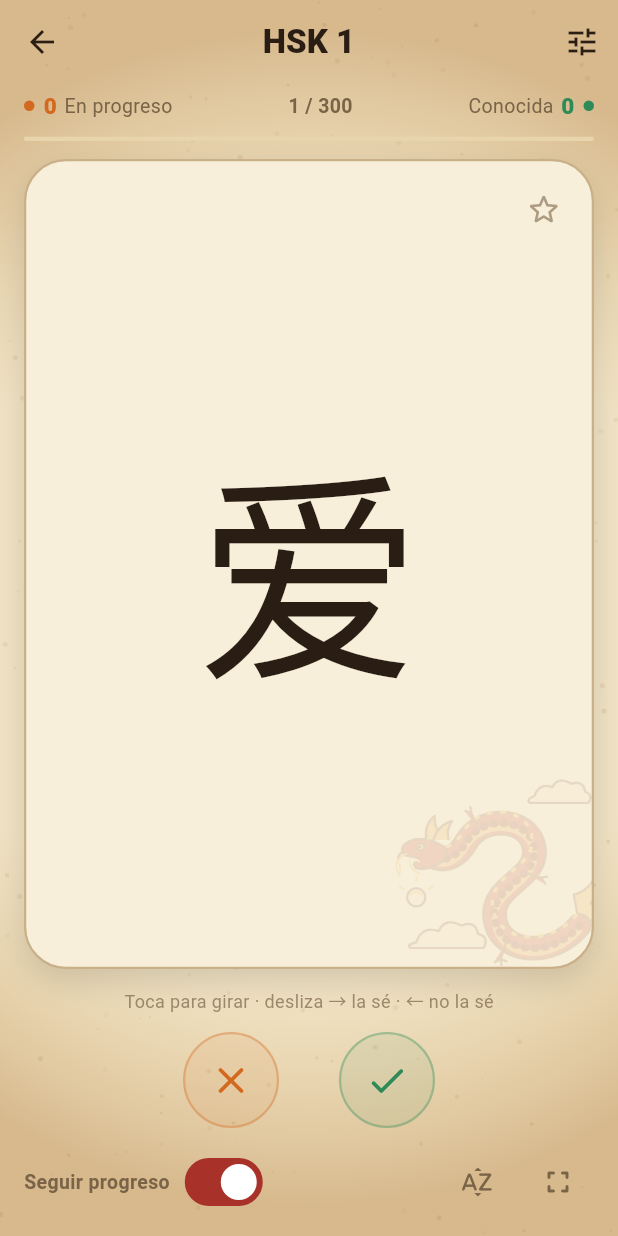
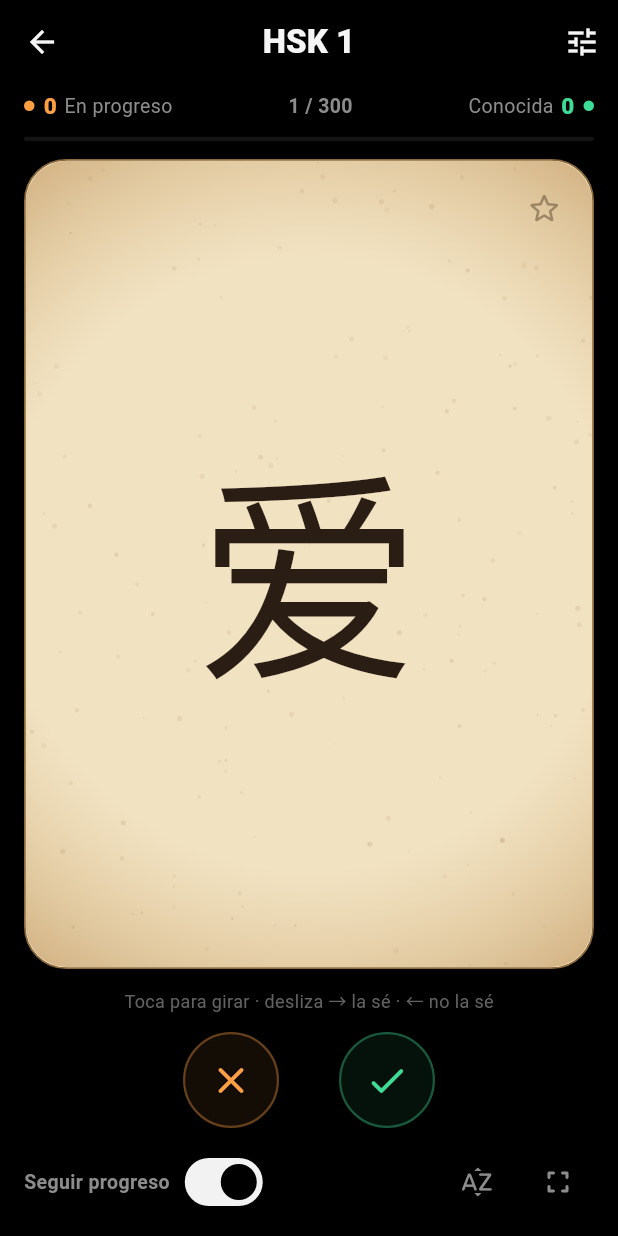
Before and after one commit to LucasLugoData/DingDong, a Flutter app: the DynastyShell screen opened directly, after a tap on "HSK 1", on a phone screen of 412 x 824 dp. Run offline on Flutter 3.47's test engine with Material 3 defaults, Android fonts, the phone set to English and light mode, and no system bars; our stand-ins replace shared_preferences; accounts and stored records are empty.

Commit message:
Tema negro minimalista; papiro solo en las tarjetas; quitar ilustraciones
Co-Authored-By: Claude Opus 5.5 <noreply@anthropic.com>
Claude-Session: https://claude.ai/code/session_01At345aEwavmgpjwZtcfQ4n

```diff
--- a/lib/dynasty/cards_home.dart
+++ b/lib/dynasty/cards_home.dart
@@ -30,12 +30,6 @@ class CardsHome extends StatelessWidget {
       return ListView(
         padding: const EdgeInsets.fromLTRB(16, 12, 16, 24),
         children: [
-          ClipRRect(
-            borderRadius: BorderRadius.circular(18),
-            child: Image.asset('assets/art/pagoda.png', fit: BoxFit.cover,
-              height: 130, width: double.infinity, filterQuality: FilterQuality.medium),
-          ),
-          const SizedBox(height: 14),
           _SolitaireBanner(
             seenCount: seenWords.length,
             locked: store.player.xp < solitaireXp,
@@ -108,7 +102,7 @@ class _Block extends StatelessWidget {
                 for (final medal in medals)
                   Padding(
                     padding: const EdgeInsets.only(left: 7),
-                    child: Icon(Icons.circle, size: 13, color: store.player.medals.contains(medal.id) ? medal.color : AppColors.bg),
+                    child: Icon(Icons.circle, size: 13, color: store.player.medals.contains(medal.id) ? medal.color : AppColors.line),
                   ),
               ],
             ]),
@@ -132,42 +126,34 @@ class _SolitaireBanner extends StatelessWidget {
   @override
   Widget build(BuildContext context) {
     final enabled = !locked && seenCount > 0;
+    final fg = enabled ? AppColors.text : AppColors.muted;
     return Material(
-      color: Colors.transparent,
+      color: AppColors.surface,
+      shape: RoundedRectangleBorder(
+        borderRadius: BorderRadius.circular(16),
+        side: BorderSide(color: enabled ? AppColors.gold : AppColors.line),
+      ),
       child: InkWell(
         key: const ValueKey('solitaire-banner'),
         onTap: enabled ? onOpen : null,
-        borderRadius: BorderRadius.circular(18),
-        child: Ink(
+        borderRadius: BorderRadius.circular(16),
+        child: Padding(
           padding: const EdgeInsets.all(18),
-          decoration: BoxDecoration(
-            color: enabled ? AppColors.seal : AppColors.surface,
-            borderRadius: BorderRadius.circular(18),
-            border: Border.all(color: AppColors.gold.withValues(alpha: !enabled ? .25 : .9), width: 2),
-          ),
           child: Row(children: [
-            Opacity(
-              opacity: enabled ? 1 : .45,
-              child: Container(
-                width: 64, height: 64,
-                decoration: const BoxDecoration(color: AppColors.paper, shape: BoxShape.circle),
-                padding: const EdgeInsets.all(4),
-                child: Image.asset('assets/art/dragon.png'),
-              ),
-            ),
-            const SizedBox(width: 14),
+            Icon(locked ? Icons.lock_outline : Icons.style_outlined,
+              color: enabled ? AppColors.gold : AppColors.muted, size: 30),
+            const SizedBox(width: 16),
             Expanded(child: Column(crossAxisAlignment: CrossAxisAlignment.start, children: [
-              Text('SOLITARIO', style: TextStyle(fontSize: 20, fontWeight: FontWeight.w900, letterSpacing: 2,
-                color: !enabled ? AppColors.muted : AppColors.paper)),
+              Text('SOLITARIO', style: TextStyle(fontSize: 17, fontWeight: FontWeight.w800,
+                letterSpacing: 3, color: fg)),
               const SizedBox(height: 4),
               Text(
                 locked ? 'Desbloquea con $requiredXp XP'
                   : seenCount == 0 ? 'Descubre palabras en los bloques para jugar'
                   : 'Con tus $seenCount palabras vistas',
-                style: TextStyle(color: !enabled ? AppColors.muted : AppColors.paper.withValues(alpha: .85))),
+                style: const TextStyle(color: AppColors.muted, fontSize: 13)),
             ])),
-            Icon(locked ? Icons.lock_outline : Icons.play_arrow_rounded,
-              color: !enabled ? AppColors.muted : AppColors.gold, size: 32),
+            if (enabled) const Icon(Icons.arrow_forward_ios_rounded, color: AppColors.muted, size: 16),
           ]),
         ),
       ),
--- a/lib/dynasty/reading_exercise_screen.dart
+++ b/lib/dynasty/reading_exercise_screen.dart
@@ -221,20 +221,20 @@ class _ScoreBadge extends StatelessWidget {
     child: Container(
       padding: const EdgeInsets.symmetric(horizontal: 18, vertical: 10),
       decoration: BoxDecoration(
-        color: AppColors.seal,
-        borderRadius: BorderRadius.circular(16),
-        border: Border.all(color: AppColors.gold, width: 2),
+        color: AppColors.surface,
+        borderRadius: BorderRadius.circular(14),
+        border: Border.all(color: AppColors.line),
       ),
       child: Row(mainAxisSize: MainAxisSize.min, children: [
-        const Text('分', style: TextStyle(color: AppColors.gold, fontSize: 22,
-          fontFamilyFallback: cjkFallback, fontWeight: FontWeight.w700)),
+        const Text('PUNTOS', style: TextStyle(color: AppColors.muted, fontSize: 12,
+          letterSpacing: 2, fontWeight: FontWeight.w700)),
         const SizedBox(width: 10),
         TweenAnimationBuilder<double>(
           tween: Tween(end: score.toDouble()),
           duration: const Duration(milliseconds: 400),
           builder: (context, value, _) => Text('${value.round()}',
             key: const ValueKey('reading-score'),
-            style: const TextStyle(color: AppColors.paper, fontSize: 26, fontWeight: FontWeight.w900)),
+            style: const TextStyle(color: AppColors.text, fontSize: 24, fontWeight: FontWeight.w800)),
         ),
         if (streak > 1) ...[
           const SizedBox(width: 10),
--- a/lib/main.dart
+++ b/lib/main.dart
@@ -29,14 +29,14 @@ void showMedalToast(String id) {
   if (medal == null) return;
   messengerKey.currentState?.showSnackBar(SnackBar(
     behavior: SnackBarBehavior.floating,
-    backgroundColor: AppColors.ink,
+    backgroundColor: AppColors.surface,
     duration: const Duration(seconds: 4),
     content: Row(children: [
-      CircleAvatar(backgroundColor: medal.color, child: Icon(medal.icon, color: AppColors.ink)),
+      CircleAvatar(backgroundColor: medal.color, child: Icon(medal.icon, color: AppColors.bg)),
       const SizedBox(width: 12),
       Expanded(child: Column(mainAxisSize: MainAxisSize.min, crossAxisAlignment: CrossAxisAlignment.start, children: [
         const Text('¡Logro conseguido!', style: TextStyle(color: AppColors.gold, fontWeight: FontWeight.w800)),
-        Text(medal.title, style: const TextStyle(color: AppColors.paper, fontSize: 16)),
+        Text(medal.title, style: const TextStyle(color: AppColors.text, fontSize: 16)),
       ])),
     ]),
   ));
@@ -50,7 +50,6 @@ class ZikaApp extends StatelessWidget {
     title: 'Zìkǎ',
     debugShowCheckedModeBanner: false,
     scaffoldMessengerKey: messengerKey,
-    builder: (context, child) => PaperBackground(child: child!),
     theme: buildTheme(),
     home: ListenableBuilder(
       listenable: store,
--- a/lib/theme.dart
+++ b/lib/theme.dart
@@ -1,67 +1,65 @@
 import 'package:flutter/material.dart';
 
-/// Paleta papiro: papel envejecido, tinta china, sello rojo y oro viejo.
+/// Negro, moderno y minimalista. El papiro queda solo para las tarjetas.
 class AppColors {
-  static const bg = Color(0xFFF1E3C4);
-  static const surface = Color(0xFFE8D5AD);
-  static const card = Color(0xFFF8EFDA);
-  static const cardBack = Color(0xFFEFDFBC);
-  static const line = Color(0xFFC9B088);
-  static const accent = Color(0xFFA8322A);
-  static const accentSoft = Color(0xFF9A4A1C);
-  static const red = Color(0xFFC0392B);
-  static const orange = Color(0xFFD2691E);
-  static const blue = Color(0xFF1F6FA8);
-  static const green = Color(0xFF2E8B57);
-  static const gold = Color(0xFFC08A12);
-  static const lilac = Color(0xFF7E4FA8);
-  static const bronze = Color(0xFFA0602A);
-  static const silver = Color(0xFF8C939E);
-  static const paper = Color(0xFFF6EAD0);
+  static const bg = Color(0xFF000000);
+  static const surface = Color(0xFF141414);
+  static const line = Color(0xFF262626);
+  static const accent = Color(0xFFF2F2F2);
+  static const accentSoft = Color(0xFFE3C58A);
+  static const red = Color(0xFFFF5A5F);
+  static const orange = Color(0xFFFF9F43);
+  static const blue = Color(0xFF4DA3FF);
+  static const green = Color(0xFF3DDC97);
+  static const gold = Color(0xFFFFC83D);
+  static const lilac = Color(0xFFB57BFF);
+  static const bronze = Color(0xFFCD7F32);
+  static const silver = Color(0xFFC0C8D8);
+  static const text = Color(0xFFF5F5F5);
+  static const muted = Color(0xFF8C8C8C);
+
+  // Papiro (tarjetas)
+  static const paper = Color(0xFFF1E2C2);
+  static const paperBack = Color(0xFFE8D4AC);
+  static const card = paper;
+  static const cardBack = paperBack;
   static const ink = Color(0xFF2A1E14);
+  static const inkMuted = Color(0xFF6E5A40);
   static const seal = Color(0xFFB3261E);
-  static const text = Color(0xFF2A1E14);
-  static const muted = Color(0xFF7A6448);
 }
 
-/// Fondo de papiro plano con bordes tostados (viñeta) y motas de fibra.
-class PaperBackground extends StatelessWidget {
-  const PaperBackground({super.key, required this.child});
-  final Widget child;
-
-  @override
-  Widget build(BuildContext context) => CustomPaint(
-    painter: const _PaperPainter(),
-    child: child,
-  );
-}
-
-class _PaperPainter extends CustomPainter {
-  const _PaperPainter();
+/// Papiro plano con bordes tostados (viñeta) y motas de fibra.
+class PapyrusPainter extends CustomPainter {
+  const PapyrusPainter({this.color = AppColors.paper, this.radius = 28});
+  final Color color;
+  final double radius;
 
   @override
   void paint(Canvas canvas, Size size) {
     final rect = Offset.zero & size;
-    canvas.drawRect(rect, Paint()..color = AppColors.bg);
-    canvas.drawRect(rect, Paint()..shader = RadialGradient(
-      radius: 0.95,
-      colors: [const Color(0x00FFFFFF), const Color(0x00C8A060), const Color(0x66B07A3A)],
-      stops: const [0, .62, 1],
+    final rrect = RRect.fromRectAndRadius(rect, Radius.circular(radius));
+    canvas.save();
+    canvas.clipRRect(rrect);
+    canvas.drawRect(rect, Paint()..color = color);
+    canvas.drawRect(rect, Paint()..shader = const RadialGradient(
+      radius: 0.9,
+      colors: [Color(0x00FFFFFF), Color(0x00C8A060), Color(0x80A8702F)],
+      stops: [0, .6, 1],
     ).createShader(rect));
-    // Fibras del papel: motas deterministas para que no parpadeen.
     var seed = 7;
     int next() => seed = (seed * 1103515245 + 12345) & 0x7fffffff;
     final dot = Paint();
-    for (var i = 0; i < 260; i++) {
+    for (var i = 0; i < 160; i++) {
       final x = next() % 10000 / 10000 * size.width;
       final y = next() % 10000 / 10000 * size.height;
-      dot.color = Color.fromARGB(10 + next() % 18, 120, 80, 40);
+      dot.color = Color.fromARGB(12 + next() % 20, 120, 80, 40);
       canvas.drawCircle(Offset(x, y), .6 + next() % 10 / 8, dot);
     }
+    canvas.restore();
   }
 
   @override
-  bool shouldRepaint(_PaperPainter oldDelegate) => false;
+  bool shouldRepaint(PapyrusPainter old) => old.color != color || old.radius != radius;
 }
 
 /// Fuentes CJK por plataforma para que los caracteres se vean nítidos.
@@ -84,17 +82,18 @@ TextStyle hanziStyle(double size) => TextStyle(
 ThemeData buildTheme() {
   final scheme = ColorScheme.fromSeed(
     seedColor: AppColors.accent,
-    brightness: Brightness.light,
+    brightness: Brightness.dark,
     surface: AppColors.surface,
     primary: AppColors.accent,
+    onPrimary: AppColors.bg,
   );
   return ThemeData(
     useMaterial3: true,
     colorScheme: scheme,
-    scaffoldBackgroundColor: Colors.transparent,
+    scaffoldBackgroundColor: AppColors.bg,
     fontFamilyFallback: cjkFallback,
     appBarTheme: const AppBarTheme(
-      backgroundColor: Colors.transparent,
+      backgroundColor: AppColors.bg,
       foregroundColor: AppColors.text,
       elevation: 0,
       scrolledUnderElevation: 0,
@@ -107,19 +106,19 @@ ThemeData buildTheme() {
         const TextStyle(fontSize: 12, fontWeight: FontWeight.w600),
       ),
     ),
-    cardTheme: const CardThemeData(color: AppColors.card, elevation: 0,
+    cardTheme: const CardThemeData(color: AppColors.surface, elevation: 0,
       shape: RoundedRectangleBorder(
         borderRadius: BorderRadius.all(Radius.circular(12)),
         side: BorderSide(color: AppColors.line))),
-    snackBarTheme: const SnackBarThemeData(backgroundColor: AppColors.ink),
+    snackBarTheme: const SnackBarThemeData(backgroundColor: AppColors.surface),
     bottomSheetTheme: const BottomSheetThemeData(
-      backgroundColor: AppColors.bg,
+      backgroundColor: AppColors.surface,
       showDragHandle: true,
     ),
-    dialogTheme: const DialogThemeData(backgroundColor: AppColors.bg),
+    dialogTheme: const DialogThemeData(backgroundColor: AppColors.surface),
     inputDecorationTheme: InputDecorationTheme(
       filled: true,
-      fillColor: AppColors.card,
+      fillColor: AppColors.surface,
       border: OutlineInputBorder(
         borderRadius: BorderRadius.circular(14),
         borderSide: BorderSide.none,
@@ -127,7 +126,8 @@ ThemeData buildTheme() {
       hintStyle: const TextStyle(color: AppColors.muted),
     ),
     switchTheme: SwitchThemeData(
-      thumbColor: WidgetStateProperty.all(Colors.white),
+      thumbColor: WidgetStateProperty.resolveWith(
+        (s) => s.contains(WidgetState.selected) ? AppColors.bg : AppColors.muted),
       trackColor: WidgetStateProperty.resolveWith(
         (s) => s.contains(WidgetState.selected) ? AppColors.accent : AppColors.line,
       ),
--- a/lib/widgets/flash_card.dart
+++ b/lib/widgets/flash_card.dart
@@ -84,17 +84,16 @@ class _Face extends StatelessWidget {
     decoration: BoxDecoration(
       color: color,
       borderRadius: BorderRadius.circular(28),
-      border: Border.all(color: AppColors.line, width: 1.5),
+      border: Border.all(color: const Color(0xFF8A6A3E), width: 1.2),
       boxShadow: const [BoxShadow(color: Color(0x22000000), blurRadius: 18, offset: Offset(0, 8))],
     ),
     child: Stack(
       children: [
-        Positioned(
-          right: -18, bottom: -10,
-          child: IgnorePointer(child: Opacity(opacity: .13,
-            child: Image.asset('assets/art/dragon.png', width: 150))),
-        ),
-        Positioned.fill(child: child),
+        Positioned.fill(child: CustomPaint(painter: PapyrusPainter(color: color))),
+        Positioned.fill(child: DefaultTextStyle.merge(
+          style: const TextStyle(color: AppColors.ink),
+          child: IconTheme.merge(data: const IconThemeData(color: AppColors.ink), child: child),
+        )),
         Positioned(top: 8, right: 8, child: _FavButton(word: word)),
       ],
     ),
@@ -114,7 +113,7 @@ class _FavButton extends StatelessWidget {
         tooltip: fav ? 'Quitar de favoritas' : 'Añadir a favoritas',
         onPressed: () => store.toggleFavorite(word.id),
         icon: Icon(fav ? Icons.star_rounded : Icons.star_outline_rounded,
-            color: fav ? AppColors.gold : AppColors.muted.withValues(alpha: .6), size: 26),
+            color: fav ? AppColors.seal : AppColors.inkMuted.withValues(alpha: .6), size: 26),
       );
     },
   );
@@ -134,7 +133,7 @@ class _Front extends StatelessWidget {
         child: Center(
           child: FittedBox(
             fit: BoxFit.scaleDown,
-            child: Text(word.hanzi, maxLines: 1, softWrap: false, style: hanziStyle(size)),
+            child: Text(word.hanzi, maxLines: 1, softWrap: false, style: hanziStyle(size).copyWith(color: AppColors.ink)),
           ),
         ),
       );
@@ -161,7 +160,7 @@ class _Back extends StatelessWidget {
                 textAlign: TextAlign.center,
                 style: const TextStyle(
                   fontSize: 26,
-                  color: AppColors.accentSoft,
+                  color: AppColors.seal,
                   fontWeight: FontWeight.w500,
                   letterSpacing: .5,
                 ),
@@ -181,9 +180,9 @@ class _Back extends StatelessWidget {
                 TextButton.icon(
                   onPressed: () => showNoteEditor(context, word),
                   style: TextButton.styleFrom(
-                    foregroundColor: AppColors.muted,
+                    foregroundColor: AppColors.inkMuted,
                     shape: const StadiumBorder(),
-                    side: BorderSide(color: AppColors.muted.withValues(alpha: .25)),
+                    side: BorderSide(color: AppColors.inkMuted.withValues(alpha: .4)),
                     padding: const EdgeInsets.symmetric(horizontal: 16, vertical: 10),
                   ),
                   icon: const Icon(Icons.add, size: 18),
@@ -209,7 +208,7 @@ class _NoteBox extends StatelessWidget {
 
   @override
   Widget build(BuildContext context) => Material(
-    color: Colors.black.withValues(alpha: .14),
+    color: AppColors.ink.withValues(alpha: .08),
     borderRadius: BorderRadius.circular(16),
     child: InkWell(
       borderRadius: BorderRadius.circular(16),
--- a/pubspec.yaml
+++ b/pubspec.yaml
@@ -59,7 +59,6 @@ flutter:
   uses-material-design: true
   assets:
     - assets/vocab.json
-    - assets/art/
 
   # To add assets to your application, add an assets section, like this:
   # assets:
```
Also changed, not shown: assets/art/dragon.png (deleted), assets/art/pagoda.png (deleted).
